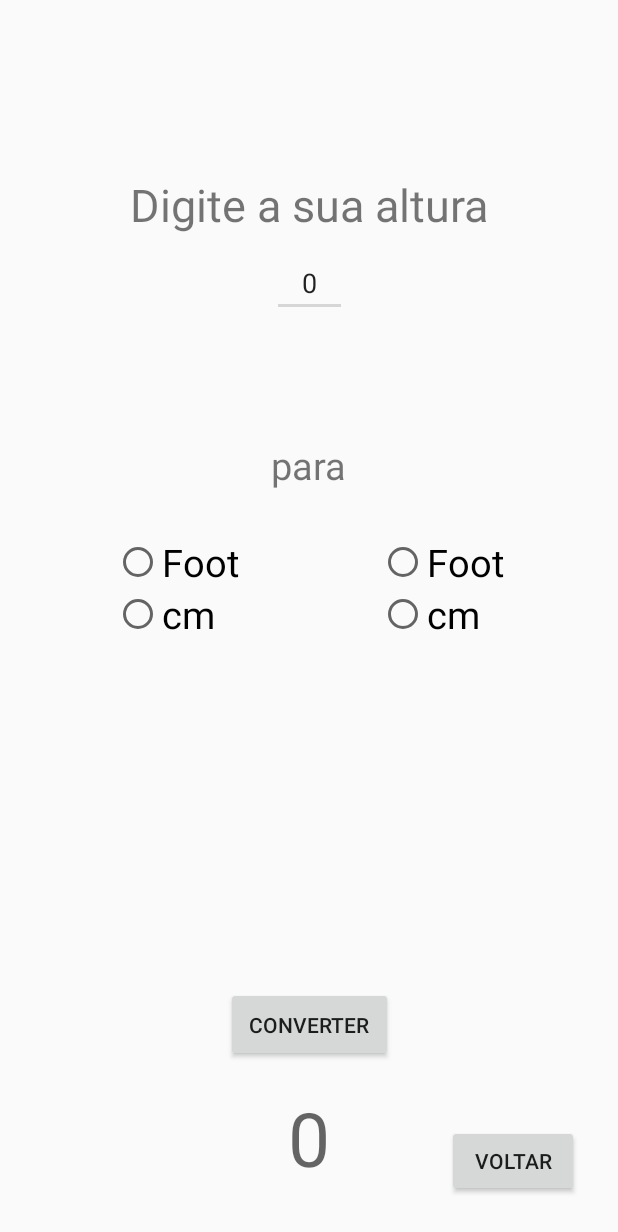
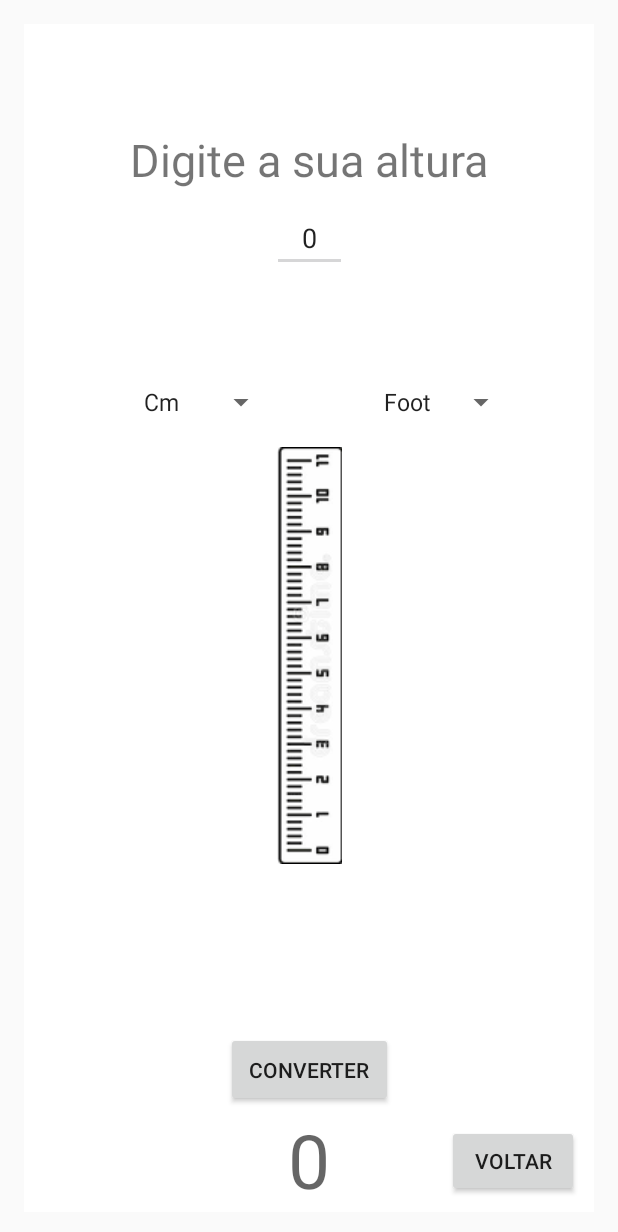
Before and after one commit to HenriqueFQuick/Projeto-AndroidStudio----Conversao, an Android app: the Altura screen opened directly, with no data from a screen before it, on a phone screen of 412 x 824 dp. Shown: the top 1232 px of the screen. Run offline under Robolectric (Android 15) with nearby library versions, the phone set to English and light mode, and no system bars; Roboto replaces fonts that are not available here.

Commit message:
Troca de RadioGroup para Spinner no Peso, e adicionado uma imagem no Peso

```diff
--- a/app/src/main/java/com/example/conversao_temperaturas/Altura.kt
+++ b/app/src/main/java/com/example/conversao_temperaturas/Altura.kt
@@ -4,51 +4,45 @@ import android.content.Intent
 import android.support.v7.app.AppCompatActivity
 import android.os.Bundle
 import android.view.View
-import android.widget.RadioButton
-import android.widget.Toast
+import android.widget.*
 import kotlinx.android.synthetic.main.activity_altura.*
-import kotlinx.android.synthetic.main.activity_altura.btn_Converter_Altura
-import kotlinx.android.synthetic.main.activity_altura.radioGroup_Altura1
 
-class Altura : AppCompatActivity(), View.OnClickListener {
+class Altura : AppCompatActivity(), View.OnClickListener, AdapterView.OnItemSelectedListener {
 
-    private var tmp1 : Int = 0
-    private var tmp2 : Int = 0
+    private var opcao1 : String = ""
+    private var opcao2 : String = ""
 
     override fun onCreate(savedInstanceState: Bundle?) {
         super.onCreate(savedInstanceState)
         setContentView(R.layout.activity_altura)
 
-        radioGroup_Altura1.setOnCheckedChangeListener { _ , checkedId ->
-            val radio: RadioButton = findViewById(checkedId)
-            //calculo da altura para cada opcao apresentada
-            tmp1 = when (radio.id) {
-                R.id.op_Foot1 -> 1  //Convertendo a partir de foot
-                R.id.op_cm1 -> 2    //Convertendo a partir de cm
-                else -> {
-                    //Evitando erros ( improvavel de cair aqui)
-                    Toast.makeText(this, "Opcao Invalida", Toast.LENGTH_SHORT).show()
-                    0
-                }
+        ArrayAdapter.createFromResource(this, R.array.opcoes_Altura1, android.R.layout.simple_spinner_item).also{adapter ->
+            adapter.setDropDownViewResource(android.R.layout.simple_spinner_dropdown_item)
+            spinner_Altura1.adapter = adapter
+        }
+        ArrayAdapter.createFromResource(this, R.array.opcoes_Altura2, android.R.layout.simple_spinner_item).also{adapter ->
+            adapter.setDropDownViewResource(android.R.layout.simple_spinner_dropdown_item)
+            spinner_Altura2.adapter = adapter
+        }
+        btn_Converter_Altura.setOnClickListener(this)
+        btn_voltar_Altura_Main.setOnClickListener(this)
+        spinner_Altura1.onItemSelectedListener = this
+        spinner_Altura2.onItemSelectedListener = this
+    }
+
+    override fun onItemSelected(parent: AdapterView<*>?, view: View?, position: Int, id: Long) {
+        when(parent?.id) {
+            R.id.spinner_Altura1 -> opcao1 = parent?.getItemAtPosition(position).toString()
+            R.id.spinner_Altura2 -> opcao2 = parent?.getItemAtPosition(position).toString()
+            else -> {
+
             }
         }
+    }
 
-        radioGroup_Altura2.setOnCheckedChangeListener { _ , checkedId ->
-            val radio: RadioButton = findViewById(checkedId)
-            //calculo da altura para cada opcao apresentada
-            tmp2 = when (radio.id) {
-                R.id.op_Foot2 -> 1  //Covnertendo para foot
-                R.id.op_cm2 -> 2    //Convertendo para cm
-                else -> {
-                    //Evitando erros ( improvavel de cair aqui)
-                    Toast.makeText(this, "Opcao Invalida", Toast.LENGTH_SHORT).show()
-                    0
-                }
-            }
-        }
-
-        btn_Converter_Altura.setOnClickListener(this)
-        btn_voltar_Altura_Main.setOnClickListener(this)
+    override fun onNothingSelected(parent: AdapterView<*>?) {
+        opcao1 = "Cm"
+        opcao2 = "Foot"
     }
 
     override fun onClick(v: View?){
@@ -63,21 +57,21 @@ class Altura : AppCompatActivity(), View.OnClickListener {
         }
         var result : String = ""
 
-        result = when (tmp1) {
-            1 -> { //Foot
-                when(tmp2){
-                    1 -> temp.toString()             //foot para foot
-                    2 -> (temp!! * 30.48).toString() //foot para cm
+        result = when (opcao1) {
+            "Cm" -> { //Fcm
+                when(opcao2){
+                    "Cm"    -> temp.toString()             //cm para cm
+                    "Foot"  -> (temp!! / 30.48).toString() //cm para foot
                     else -> {
                         Toast.makeText(this, "Selecione uma opcao", Toast.LENGTH_LONG).show()
                         "0" //Se nao foi selecionada uma medida para conversao
                     }
                 }
             }
-            2 -> { //Cm
-                when(tmp2){
-                    1 -> (temp!! / 30.48).toString() //cm para foot
-                    2 -> temp.toString()             //cm para cm
+            "Foot" -> { //foot
+                when(opcao2){
+                    "Cm"    -> (temp!! * 30.48).toString() //foot para cm
+                    "Foot"  -> temp.toString()             //foot para foot
                     else -> {
                         Toast.makeText(this, "Selecione uma opcao", Toast.LENGTH_LONG).show()
                         "0" //Se nao foi selecionada uma medida para conversao
--- a/app/src/main/res/drawable/ic_launcher_background.xml
+++ b/app/src/main/res/drawable/ic_launcher_background.xml
@@ -1,10 +1,10 @@
 <?xml version="1.0" encoding="utf-8"?>
 <vector
-        xmlns:android="http://schemas.android.com/apk/res/android"
-        android:height="108dp"
-        android:width="108dp"
-        android:viewportHeight="108"
-        android:viewportWidth="108">
+    android:height="108dp"
+    android:width="108dp"
+    android:viewportHeight="108"
+    android:viewportWidth="108"
+    xmlns:android="http://schemas.android.com/apk/res/android">
     <path android:fillColor="#008577"
           android:pathData="M0,0h108v108h-108z"/>
     <path android:fillColor="#00000000" android:pathData="M9,0L9,108"
--- a/app/src/main/res/layout/activity_altura.xml
+++ b/app/src/main/res/layout/activity_altura.xml
@@ -6,14 +6,15 @@
         android:layout_width="match_parent"
         android:layout_height="match_parent"
         tools:context=".Altura"
-        android:layout_margin="16dp">
+        android:layout_margin="16dp"
+        android:background="#FFFFFF">
 
     <TextView android:layout_width="match_parent"
               android:layout_height="wrap_content"
               app:layout_constraintLeft_toLeftOf="parent"
               app:layout_constraintRight_toRightOf="parent"
               app:layout_constraintTop_toTopOf="parent"
-              android:layout_marginTop="100dp"
+              android:layout_marginTop="70dp"
               android:text="Digite a sua altura"
               android:textAlignment="center"
               android:textSize="30sp"/>
@@ -25,73 +26,34 @@
               app:layout_constraintLeft_toLeftOf="parent"
               app:layout_constraintRight_toRightOf="parent"
               app:layout_constraintTop_toTopOf="parent"
-              android:layout_marginTop="150sp"
+              android:layout_marginTop="120sp"
               android:textAlignment="center"
               android:inputType="numberDecimal"/>
 
-    <TextView android:layout_width="wrap_content"
-              android:layout_height="wrap_content"
-              app:layout_constraintTop_toBottomOf="@id/edt_Altura"
-              app:layout_constraintBottom_toBottomOf="parent"
-              app:layout_constraintLeft_toRightOf="@id/radioGroup_Altura1"
-              app:layout_constraintRight_toLeftOf="@+id/radioGroup_Altura2"
-              android:layout_marginBottom="400dp"
-              android:text="para"
-              android:textSize="25sp"/>
+    <Spinner android:id="@+id/spinner_Altura1"
+             app:layout_constraintTop_toTopOf="parent"
+             app:layout_constraintRight_toLeftOf="@id/img"
+             android:layout_marginTop="240dp"
+             android:layout_width="wrap_content"
+             android:layout_height="wrap_content"/>
 
-    <RadioGroup
-            android:layout_width="wrap_content"
-            android:layout_height="wrap_content"
-            app:layout_constraintStart_toStartOf="parent"
-            app:layout_constraintTop_toTopOf="parent"
-            app:layout_constraintBottom_toBottomOf="parent"
-            android:layout_marginLeft="60dp"
-            android:layout_marginBottom="40dp"
-            android:id="@+id/radioGroup_Altura1">
+    <Spinner android:id="@+id/spinner_Altura2"
+             app:layout_constraintTop_toTopOf="parent"
+             app:layout_constraintLeft_toRightOf="@id/img"
+             android:layout_marginLeft="20dp"
+             android:layout_marginTop="240dp"
+             android:layout_width="wrap_content"
+             android:layout_height="wrap_content"/>
 
-
-        <RadioButton android:layout_width="wrap_content"
-                     android:layout_height="wrap_content"
-                     android:checked="false"
-                     android:id="@+id/op_Foot1"
-                     android:text="Foot"
-                     android:textSize="25sp"/>
-
-        <RadioButton android:layout_width="wrap_content"
-                     android:layout_height="wrap_content"
-                     android:checked="false"
-                     android:id="@+id/op_cm1"
-                     android:text="cm"
-                     android:textSize="25sp"/>
-
-    </RadioGroup>
-
-    <RadioGroup
-            android:layout_width="wrap_content"
-            android:layout_height="wrap_content"
-            app:layout_constraintEnd_toEndOf="parent"
-            app:layout_constraintTop_toTopOf="parent"
-            app:layout_constraintBottom_toBottomOf="parent"
-            android:layout_marginRight="60dp"
-            android:layout_marginBottom="40dp"
-            android:id="@+id/radioGroup_Altura2">
-
-
-        <RadioButton android:layout_width="wrap_content"
-                     android:layout_height="wrap_content"
-                     android:checked="false"
-                     android:id="@+id/op_Foot2"
-                     android:text="Foot"
-                     android:textSize="25sp"/>
-
-        <RadioButton android:layout_width="wrap_content"
-                     android:layout_height="wrap_content"
-                     android:checked="false"
-                     android:id="@+id/op_cm2"
-                     android:text="cm"
-                     android:textSize="25sp"/>
-
-    </RadioGroup>
+    <ImageView android:id="@+id/img"
+               android:layout_width="wrap_content"
+               android:layout_height="wrap_content"
+               app:layout_constraintLeft_toLeftOf="parent"
+               app:layout_constraintRight_toRightOf="parent"
+               app:layout_constraintBottom_toBottomOf="parent"
+               app:layout_constraintTop_toTopOf="parent"
+               android:layout_marginTop="50dp"
+               android:src="@drawable/untitled"/>
 
     <Button android:id="@+id/btn_Converter_Altura"
             android:layout_width="wrap_content"
@@ -101,7 +63,7 @@
             app:layout_constraintBottom_toBottomOf="parent"
             android:text="Converter"
             android:padding="15dp"
-            android:layout_marginBottom="100dp"/>
+            android:layout_marginBottom="70dp"/>
 
     <TextView android:id="@+id/txt_Resultado_Altura"
               android:layout_width="wrap_content"
--- a/app/src/main/res/values/strings.xml
+++ b/app/src/main/res/values/strings.xml
@@ -1,3 +1,11 @@
 <resources>
     <string name="app_name">Conversao_Temperaturas</string>
+    <string-array name="opcoes_Altura1">
+        <item>Cm</item>
+        <item>Foot</item>
+    </string-array>
+    <string-array name="opcoes_Altura2">
+        <item>Foot</item>
+        <item>Cm</item>
+    </string-array>
 </resources>
```
Also changed, not shown: app/src/main/ic_launcher_test-web.png (added), app/src/main/res/drawable/untitled.png (added), app/src/main/res/mipmap-hdpi/ic_launcher_foreground.png (added), app/src/main/res/mipmap-mdpi/ic_launcher_foreground.png (added), app/src/main/res/mipmap-xhdpi/ic_launcher_foreground.png (added), app/src/main/res/mipmap-xxhdpi/ic_launcher_foreground.png (added), app/src/main/res/mipmap-xxxhdpi/ic_launcher_foreground.png (added).
